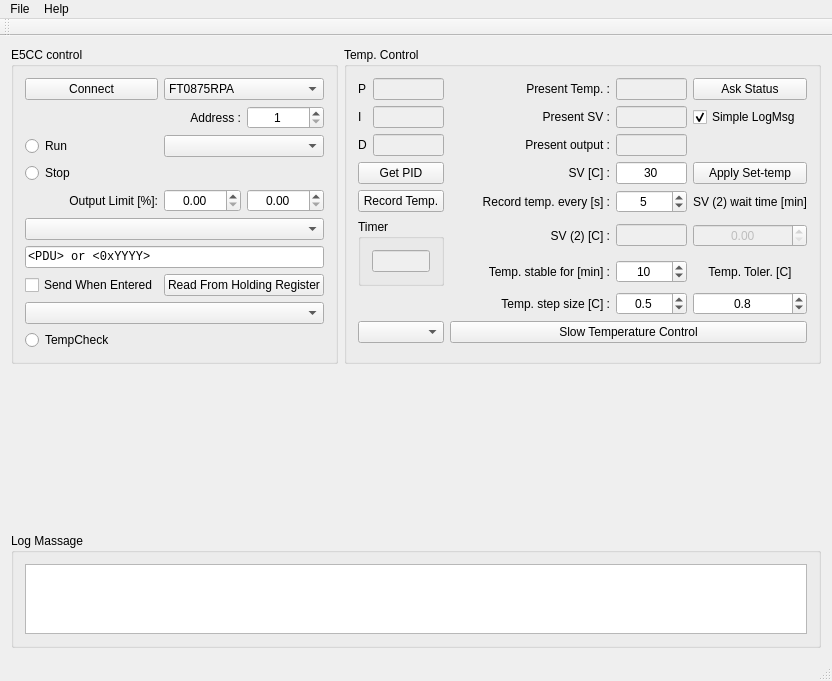
Qt form mainwindow.ui (daimiura/OmronPID) before a commit.
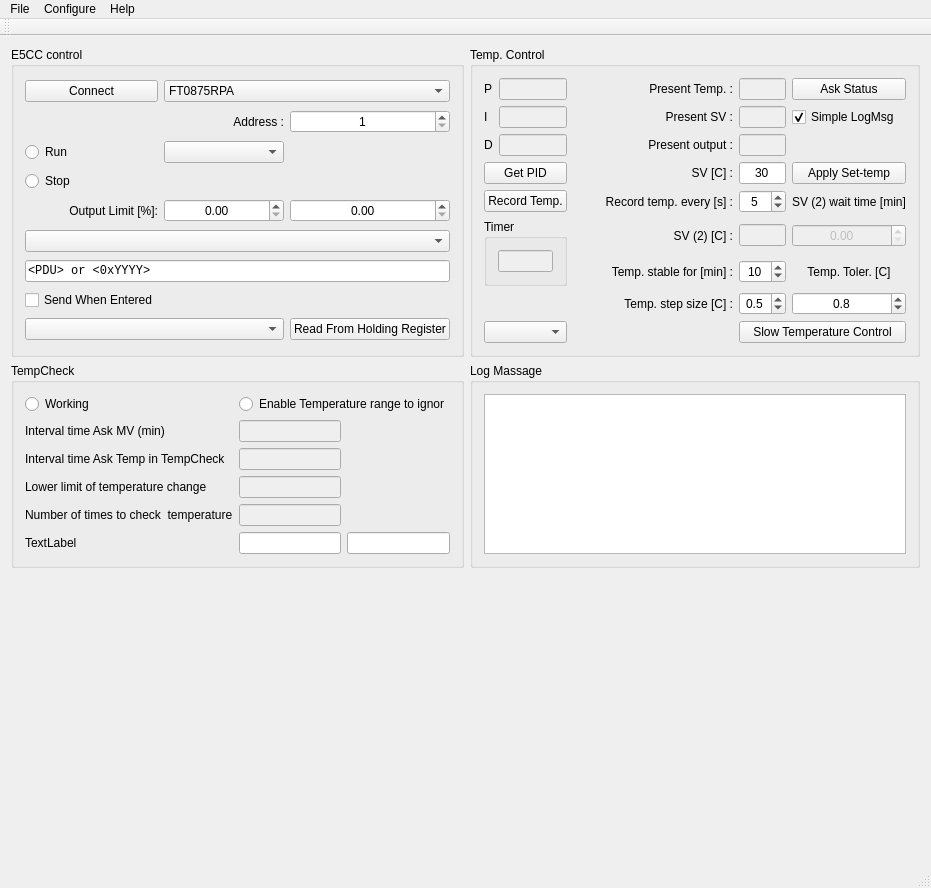
The same form after that commit. Custom widgets are drawn as their Qt base class.

Commit message: add configure_dialog.

What changed in the file:
```diff
--- a/mainwindow.ui
+++ b/mainwindow.ui
@@ -6,73 +6,39 @@
    <rect>
     <x>0</x>
     <y>0</y>
-    <width>832</width>
-    <height>681</height>
+    <width>794</width>
+    <height>843</height>
    </rect>
   </property>
   <property name="windowTitle">
    <string>Omron E5CC Temp. Control</string>
   </property>
   <widget class="QWidget" name="centralWidget">
-   <layout class="QGridLayout" name="gridLayout_4" rowstretch="2,2,1" columnstretch="1,2">
-    <item row="2" column="0" colspan="2">
-     <widget class="QGroupBox" name="groupBox">
-      <property name="title">
-       <string>Log Massage</string>
-      </property>
-      <layout class="QGridLayout" name="gridLayout">
-       <item row="0" column="0">
-        <widget class="QTextEdit" name="textEdit_Log"/>
-       </item>
-      </layout>
-     </widget>
-    </item>
-    <item row="1" column="0" colspan="2">
-     <widget class="QCustomPlot" name="plot" native="true"/>
-    </item>
+   <layout class="QGridLayout" name="gridLayout_6">
     <item row="0" column="0">
      <widget class="QGroupBox" name="groupBox_2">
       <property name="title">
        <string>E5CC control</string>
       </property>
-      <layout class="QGridLayout" name="gridLayout_2" columnstretch="1,0,0">
-       <item row="6" column="0" colspan="3">
-        <widget class="QComboBox" name="comboBox_Func"/>
-       </item>
-       <item row="8" column="0">
-        <widget class="QCheckBox" name="checkBox_EnableSend">
+      <layout class="QGridLayout" name="gridLayout_4">
+       <item row="0" column="0">
+        <widget class="QPushButton" name="pushButton_Connect">
          <property name="text">
-          <string>Send When Entered</string>
-         </property>
-        </widget>
-       </item>
-       <item row="1" column="2">
-        <widget class="QSpinBox" name="spinBox_DeviceAddress">
-         <property name="alignment">
-          <set>Qt::AlignCenter</set>
-         </property>
-         <property name="minimum">
-          <number>1</number>
-         </property>
-         <property name="maximum">
-          <number>247</number>
-         </property>
-         <property name="value">
-          <number>1</number>
+          <string>Connect</string>
          </property>
         </widget>
        </item>
        <item row="3" column="0">
-        <widget class="QRadioButton" name="radioButton_Run">
+        <widget class="QRadioButton" name="radioButton_Stop">
          <property name="text">
-          <string>Run</string>
+          <string>Stop</string>
          </property>
          <attribute name="buttonGroup">
           <string notr="true">buttonGroup</string>
          </attribute>
         </widget>
        </item>
-       <item row="5" column="2">
+       <item row="4" column="2">
         <widget class="QDoubleSpinBox" name="doubleSpinBox_MVupper">
          <property name="alignment">
           <set>Qt::AlignCenter</set>
@@ -82,17 +48,14 @@
          </property>
         </widget>
        </item>
-       <item row="1" column="1">
-        <widget class="QLabel" name="label_5">
+       <item row="8" column="2">
+        <widget class="QPushButton" name="pushButton_ReadRH">
          <property name="text">
-          <string>Address :</string>
-         </property>
-         <property name="alignment">
-          <set>Qt::AlignRight|Qt::AlignTrailing|Qt::AlignVCenter</set>
+          <string>Read From Holding Register</string>
          </property>
         </widget>
        </item>
-       <item row="7" column="0" colspan="3">
+       <item row="6" column="0" colspan="3">
         <widget class="QLineEdit" name="lineEdit_Cmd">
          <property name="font">
           <font>
@@ -104,23 +67,10 @@
          </property>
         </widget>
        </item>
-       <item row="4" column="0">
-        <widget class="QRadioButton" name="radioButton_Stop">
+       <item row="7" column="0">
+        <widget class="QCheckBox" name="checkBox_EnableSend">
          <property name="text">
-          <string>Stop</string>
-         </property>
-         <attribute name="buttonGroup">
-          <string notr="true">buttonGroup</string>
-         </attribute>
-        </widget>
-       </item>
-       <item row="5" column="0">
-        <widget class="QLabel" name="label_9">
-         <property name="text">
-          <string>Output Limit [%]:</string>
-         </property>
-         <property name="alignment">
-          <set>Qt::AlignRight|Qt::AlignTrailing|Qt::AlignVCenter</set>
+          <string>Send When Entered</string>
          </property>
         </widget>
        </item>
@@ -133,53 +83,81 @@
          </item>
         </widget>
        </item>
-       <item row="9" column="0" colspan="3">
-        <widget class="QComboBox" name="comboBox_MemAddress">
-         <property name="font">
-          <font>
-           <family>Courier New</family>
-          </font>
-         </property>
-         <property name="maxVisibleItems">
-          <number>20</number>
-         </property>
-        </widget>
+       <item row="5" column="0" colspan="3">
+        <widget class="QComboBox" name="comboBox_Func"/>
        </item>
-       <item row="8" column="1" colspan="2">
-        <widget class="QPushButton" name="pushButton_ReadRH">
-         <property name="text">
-          <string>Read From Holding Register</string>
-         </property>
-        </widget>
-       </item>
-       <item row="3" column="1" colspan="2">
+       <item row="2" column="1">
         <widget class="QComboBox" name="comboBox_AT">
          <property name="currentIndex">
           <number>-1</number>
          </property>
         </widget>
        </item>
-       <item row="0" column="0">
-        <widget class="QPushButton" name="pushButton_Connect">
+       <item row="4" column="0">
+        <widget class="QLabel" name="label_9">
          <property name="text">
-          <string>Connect</string>
+          <string>Output Limit [%]:</string>
          </property>
+         <property name="alignment">
+          <set>Qt::AlignRight|Qt::AlignTrailing|Qt::AlignVCenter</set>
+         </property>
         </widget>
        </item>
-       <item row="5" column="1">
+       <item row="1" column="2">
+        <widget class="QSpinBox" name="spinBox_DeviceAddress">
+         <property name="alignment">
+          <set>Qt::AlignCenter</set>
+         </property>
+         <property name="minimum">
+          <number>1</number>
+         </property>
+         <property name="maximum">
+          <number>247</number>
+         </property>
+         <property name="value">
+          <number>1</number>
+         </property>
+        </widget>
+       </item>
+       <item row="8" column="0" colspan="2">
+        <widget class="QComboBox" name="comboBox_MemAddress">
+         <property name="font">
+          <font>
+           <family>Courier New</family>
+          </font>
+         </property>
+         <property name="maxVisibleItems">
+          <number>20</number>
+         </property>
+        </widget>
+       </item>
+       <item row="2" column="0">
+        <widget class="QRadioButton" name="radioButton_Run">
+         <property name="text">
+          <string>Run</string>
+         </property>
+         <attribute name="buttonGroup">
+          <string notr="true">buttonGroup</string>
+         </attribute>
+        </widget>
+       </item>
+       <item row="1" column="1">
+        <widget class="QLabel" name="label_5">
+         <property name="text">
+          <string>Address :</string>
+         </property>
+         <property name="alignment">
+          <set>Qt::AlignRight|Qt::AlignTrailing|Qt::AlignVCenter</set>
+         </property>
+        </widget>
+       </item>
+       <item row="4" column="1">
         <widget class="QDoubleSpinBox" name="doubleSpinBox_MVlower">
          <property name="alignment">
           <set>Qt::AlignCenter</set>
          </property>
         </widget>
        </item>
-       <item row="10" column="0">
-        <widget class="QRadioButton" name="radioButton_TempCheck">
-         <property name="text">
-          <string>TempCheck</string>
-         </property>
-        </widget>
-       </item>
       </layout>
      </widget>
     </item>
@@ -188,7 +166,94 @@
       <property name="title">
        <string>Temp. Control</string>
       </property>
-      <layout class="QGridLayout" name="gridLayout_3" columnstretch="0,2,3,2,2">
+      <layout class="QGridLayout" name="gridLayout">
+       <item row="0" column="0">
+        <widget class="QLabel" name="label_11">
+         <property name="text">
+          <string>P</string>
+         </property>
+        </widget>
+       </item>
+       <item row="0" column="1">
+        <widget class="QLineEdit" name="lineEdit_P">
+         <property name="enabled">
+          <bool>false</bool>
+         </property>
+         <property name="alignment">
+          <set>Qt::AlignCenter</set>
+         </property>
+         <property name="readOnly">
+          <bool>true</bool>
+         </property>
+        </widget>
+       </item>
+       <item row="0" column="2">
+        <widget class="QLabel" name="label">
+         <property name="text">
+          <string>Present Temp. :</string>
+         </property>
+         <property name="alignment">
+          <set>Qt::AlignRight|Qt::AlignTrailing|Qt::AlignVCenter</set>
+         </property>
+        </widget>
+       </item>
+       <item row="0" column="3">
+        <widget class="QLineEdit" name="lineEdit_Temp">
+         <property name="enabled">
+          <bool>false</bool>
+         </property>
+         <property name="alignment">
+          <set>Qt::AlignCenter</set>
+         </property>
+        </widget>
+       </item>
+       <item row="0" column="4">
+        <widget class="QPushButton" name="pushButton_AskStatus">
+         <property name="text">
+          <string>Ask Status</string>
+         </property>
+        </widget>
+       </item>
+       <item row="1" column="0">
+        <widget class="QLabel" name="label_12">
+         <property name="text">
+          <string>I</string>
+         </property>
+        </widget>
+       </item>
+       <item row="1" column="1">
+        <widget class="QLineEdit" name="lineEdit_I">
+         <property name="enabled">
+          <bool>false</bool>
+         </property>
+         <property name="alignment">
+          <set>Qt::AlignCenter</set>
+         </property>
+         <property name="readOnly">
+          <bool>true</bool>
+         </property>
+        </widget>
+       </item>
+       <item row="1" column="2">
+        <widget class="QLabel" name="label_4">
+         <property name="text">
+          <string>Present SV :</string>
+         </property>
+         <property name="alignment">
+          <set>Qt::AlignRight|Qt::AlignTrailing|Qt::AlignVCenter</set>
+         </property>
+        </widget>
+       </item>
+       <item row="1" column="3">
+        <widget class="QLineEdit" name="lineEdit_CurrentSV">
+         <property name="enabled">
+          <bool>false</bool>
+         </property>
+         <property name="alignment">
+          <set>Qt::AlignCenter</set>
+         </property>
+        </widget>
+       </item>
        <item row="1" column="4">
         <widget class="QCheckBox" name="checkBox_MuteLogMsg">
          <property name="text">
@@ -199,20 +264,10 @@
          </property>
         </widget>
        </item>
-       <item row="8" column="0" colspan="2">
-        <widget class="QComboBox" name="comboBox_Mode"/>
-       </item>
-       <item row="3" column="0" colspan="2">
-        <widget class="QPushButton" name="pushButton_GetPID">
+       <item row="2" column="0">
+        <widget class="QLabel" name="label_13">
          <property name="text">
-          <string>Get PID</string>
-         </property>
-        </widget>
-       </item>
-       <item row="0" column="0">
-        <widget class="QLabel" name="label_11">
-         <property name="text">
-          <string>P</string>
+          <string>D</string>
          </property>
         </widget>
        </item>
@@ -249,49 +304,10 @@
          </property>
         </widget>
        </item>
-       <item row="6" column="4">
-        <widget class="QLabel" name="label_7">
+       <item row="3" column="0" colspan="2">
+        <widget class="QPushButton" name="pushButton_GetPID">
          <property name="text">
-          <string>Temp. Toler. [C]</string>
-         </property>
-         <property name="alignment">
-          <set>Qt::AlignCenter</set>
-         </property>
-        </widget>
-       </item>
-       <item row="0" column="1">
-        <widget class="QLineEdit" name="lineEdit_P">
-         <property name="enabled">
-          <bool>false</bool>
-         </property>
-         <property name="alignment">
-          <set>Qt::AlignCenter</set>
-         </property>
-         <property name="readOnly">
-          <bool>true</bool>
-         </property>
-        </widget>
-       </item>
-       <item row="1" column="1">
-        <widget class="QLineEdit" name="lineEdit_I">
-         <property name="enabled">
-          <bool>false</bool>
-         </property>
-         <property name="alignment">
-          <set>Qt::AlignCenter</set>
-         </property>
-         <property name="readOnly">
-          <bool>true</bool>
-         </property>
-        </widget>
-       </item>
-       <item row="1" column="2">
-        <widget class="QLabel" name="label_4">
-         <property name="text">
-          <string>Present SV :</string>
-         </property>
-         <property name="alignment">
-          <set>Qt::AlignRight|Qt::AlignTrailing|Qt::AlignVCenter</set>
+          <string>Get PID</string>
          </property>
         </widget>
        </item>
@@ -305,16 +321,40 @@
          </property>
         </widget>
        </item>
-       <item row="0" column="3">
-        <widget class="QLineEdit" name="lineEdit_Temp">
-         <property name="enabled">
-          <bool>false</bool>
+       <item row="3" column="3">
+        <widget class="QLineEdit" name="lineEdit_SV">
+         <property name="text">
+          <string>30</string>
          </property>
          <property name="alignment">
           <set>Qt::AlignCenter</set>
          </property>
         </widget>
        </item>
+       <item row="3" column="4">
+        <widget class="QPushButton" name="pushButton_SetSV">
+         <property name="text">
+          <string>Apply Set-temp</string>
+         </property>
+        </widget>
+       </item>
+       <item row="4" column="0" colspan="2">
+        <widget class="QPushButton" name="pushButton_RecordTemp">
+         <property name="text">
+          <string>Record Temp.</string>
+         </property>
+        </widget>
+       </item>
+       <item row="4" column="2">
+        <widget class="QLabel" name="label_3">
+         <property name="text">
+          <string>Record temp. every [s] :</string>
+         </property>
+         <property name="alignment">
+          <set>Qt::AlignRight|Qt::AlignTrailing|Qt::AlignVCenter</set>
+         </property>
+        </widget>
+       </item>
        <item row="4" column="3">
         <widget class="QSpinBox" name="spinBox_TempRecordTime">
          <property name="alignment">
@@ -331,18 +371,50 @@
          </property>
         </widget>
        </item>
-       <item row="0" column="2">
-        <widget class="QLabel" name="label">
+       <item row="4" column="4">
+        <widget class="QLabel" name="label_SV2WaitTime">
          <property name="text">
-          <string>Present Temp. :</string>
+          <string>SV (2) wait time [min]</string>
          </property>
          <property name="alignment">
+          <set>Qt::AlignCenter</set>
+         </property>
+        </widget>
+       </item>
+       <item row="5" column="0" rowspan="2" colspan="2">
+        <widget class="QGroupBox" name="groupBox_4">
+         <property name="title">
+          <string>Timer</string>
+         </property>
+         <layout class="QGridLayout" name="gridLayout_5">
+          <item row="0" column="0">
+           <widget class="QLineEdit" name="lineEdit_clock">
+            <property name="enabled">
+             <bool>false</bool>
+            </property>
+            <property name="alignment">
+             <set>Qt::AlignCenter</set>
+            </property>
+           </widget>
+          </item>
+         </layout>
+        </widget>
+       </item>
+       <item row="5" column="2">
+        <widget class="QLabel" name="label_SV_2">
+         <property name="enabled">
+          <bool>true</bool>
+         </property>
+         <property name="text">
+          <string>SV (2) [C] :</string>
+         </property>
+         <property name="alignment">
           <set>Qt::AlignRight|Qt::AlignTrailing|Qt::AlignVCenter</set>
          </property>
         </widget>
        </item>
-       <item row="1" column="3">
-        <widget class="QLineEdit" name="lineEdit_CurrentSV">
+       <item row="5" column="3">
+        <widget class="QLineEdit" name="lineEdit_SV2">
          <property name="enabled">
           <bool>false</bool>
          </property>
@@ -351,13 +423,22 @@
          </property>
         </widget>
        </item>
-       <item row="7" column="2">
-        <widget class="QLabel" name="label_8">
-         <property name="text">
-          <string>Temp. step size [C] :</string>
+       <item row="5" column="4">
+        <widget class="QDoubleSpinBox" name="doubleSpinBox_SV2WaitTime">
+         <property name="enabled">
+          <bool>false</bool>
          </property>
+         <property name="sizePolicy">
+          <sizepolicy hsizetype="Minimum" vsizetype="Fixed">
+           <horstretch>0</horstretch>
+           <verstretch>0</verstretch>
+          </sizepolicy>
+         </property>
          <property name="alignment">
-          <set>Qt::AlignRight|Qt::AlignTrailing|Qt::AlignVCenter</set>
+          <set>Qt::AlignCenter</set>
+         </property>
+         <property name="maximum">
+          <double>5000.000000000000000</double>
          </property>
         </widget>
        </item>
@@ -383,25 +464,6 @@
          </property>
         </widget>
        </item>
-       <item row="7" column="4">
-        <widget class="QDoubleSpinBox" name="doubleSpinBox_TempTorr">
-         <property name="alignment">
-          <set>Qt::AlignCenter</set>
-         </property>
-         <property name="decimals">
-          <number>1</number>
-         </property>
-         <property name="maximum">
-          <double>1.000000000000000</double>
-         </property>
-         <property name="singleStep">
-          <double>0.100000000000000</double>
-         </property>
-         <property name="value">
-          <double>0.800000000000000</double>
-         </property>
-        </widget>
-       </item>
        <item row="6" column="3">
         <widget class="QSpinBox" name="spinBox_TempStableTime">
          <property name="alignment">
@@ -418,6 +480,26 @@
          </property>
         </widget>
        </item>
+       <item row="6" column="4">
+        <widget class="QLabel" name="label_7">
+         <property name="text">
+          <string>Temp. Toler. [C]</string>
+         </property>
+         <property name="alignment">
+          <set>Qt::AlignCenter</set>
+         </property>
+        </widget>
+       </item>
+       <item row="7" column="2">
+        <widget class="QLabel" name="label_8">
+         <property name="text">
+          <string>Temp. step size [C] :</string>
+         </property>
+         <property name="alignment">
+          <set>Qt::AlignRight|Qt::AlignTrailing|Qt::AlignVCenter</set>
+         </property>
+        </widget>
+       </item>
        <item row="7" column="3">
         <widget class="QDoubleSpinBox" name="doubleSpinBox_TempStepSize">
          <property name="alignment">
@@ -440,142 +522,152 @@
          </property>
         </widget>
        </item>
-       <item row="8" column="2" colspan="3">
+       <item row="7" column="4">
+        <widget class="QDoubleSpinBox" name="doubleSpinBox_TempTorr">
+         <property name="alignment">
+          <set>Qt::AlignCenter</set>
+         </property>
+         <property name="decimals">
+          <number>1</number>
+         </property>
+         <property name="maximum">
+          <double>1.000000000000000</double>
+         </property>
+         <property name="singleStep">
+          <double>0.100000000000000</double>
+         </property>
+         <property name="value">
+          <double>0.800000000000000</double>
+         </property>
+        </widget>
+       </item>
+       <item row="8" column="0" colspan="2">
+        <widget class="QComboBox" name="comboBox_Mode"/>
+       </item>
+       <item row="8" column="3" colspan="2">
         <widget class="QPushButton" name="pushButton_Control">
          <property name="text">
           <string>Slow Temperature Control</string>
          </property>
         </widget>
        </item>
-       <item row="1" column="0">
-        <widget class="QLabel" name="label_12">
-         <property name="text">
-          <string>I</string>
+      </layout>
+     </widget>
+    </item>
+    <item row="1" column="0">
+     <widget class="QGroupBox" name="groupBox_5">
+      <property name="title">
+       <string>TempCheck</string>
+      </property>
+      <layout class="QGridLayout" name="gridLayout_2">
+       <item row="5" column="1">
+        <widget class="QLineEdit" name="lineEdit"/>
+       </item>
+       <item row="3" column="1">
+        <widget class="QLineEdit" name="lineEdit_SafeLimit">
+         <property name="enabled">
+          <bool>false</bool>
          </property>
         </widget>
        </item>
        <item row="2" column="0">
-        <widget class="QLabel" name="label_13">
+        <widget class="QLabel" name="label_14">
          <property name="text">
-          <string>D</string>
+          <string>Interval time Ask Temp in TempCheck</string>
          </property>
         </widget>
        </item>
-       <item row="4" column="2">
-        <widget class="QLabel" name="label_3">
-         <property name="text">
-          <string>Record temp. every [s] :</string>
-         </property>
-         <property name="alignment">
-          <set>Qt::AlignRight|Qt::AlignTrailing|Qt::AlignVCenter</set>
-         </property>
-        </widget>
-       </item>
-       <item row="0" column="4">
-        <widget class="QPushButton" name="pushButton_AskStatus">
-         <property name="text">
-          <string>Ask Status</string>
-         </property>
-        </widget>
-       </item>
-       <item row="3" column="4">
-        <widget class="QPushButton" name="pushButton_SetSV">
-         <property name="text">
-          <string>Apply Set-temp</string>
-         </property>
-        </widget>
-       </item>
-       <item row="3" column="3">
-        <widget class="QLineEdit" name="lineEdit_SV">
-         <property name="text">
-          <string>30</string>
-         </property>
-         <property name="alignment">
-          <set>Qt::AlignCenter</set>
-         </property>
-        </widget>
-       </item>
-       <item row="5" column="3">
-        <widget class="QLineEdit" name="lineEdit_SV2">
+       <item row="2" column="1">
+        <widget class="QLineEdit" name="lineEdit_IntervalAskTemp">
          <property name="enabled">
           <bool>false</bool>
          </property>
-         <property name="alignment">
-          <set>Qt::AlignCenter</set>
-         </property>
         </widget>
        </item>
        <item row="5" column="2">
-        <widget class="QLabel" name="label_SV_2">
-         <property name="enabled">
-          <bool>true</bool>
+        <widget class="QLineEdit" name="lineEdit_2"/>
+       </item>
+       <item row="1" column="0">
+        <widget class="QLabel" name="label_6">
+         <property name="text">
+          <string>Interval time Ask MV (min)</string>
          </property>
+        </widget>
+       </item>
+       <item row="0" column="1" colspan="2">
+        <widget class="QRadioButton" name="radioButton">
          <property name="text">
-          <string>SV (2) [C] :</string>
+          <string>Enable Temperature range to ignor</string>
          </property>
-         <property name="alignment">
-          <set>Qt::AlignRight|Qt::AlignTrailing|Qt::AlignVCenter</set>
+        </widget>
+       </item>
+       <item row="1" column="1">
+        <widget class="QLineEdit" name="lineEdit_IntervalAskMV">
+         <property name="enabled">
+          <bool>false</bool>
          </property>
         </widget>
        </item>
-       <item row="4" column="0" colspan="2">
-        <widget class="QPushButton" name="pushButton_RecordTemp">
+       <item row="5" column="0">
+        <widget class="QLabel" name="label_17">
          <property name="text">
-          <string>Record Temp.</string>
+          <string>TextLabel</string>
          </property>
         </widget>
        </item>
-       <item row="5" column="4">
-        <widget class="QDoubleSpinBox" name="doubleSpinBox_SV2WaitTime">
+       <item row="4" column="1">
+        <widget class="QLineEdit" name="lineEdit_Numbers">
          <property name="enabled">
           <bool>false</bool>
          </property>
-         <property name="sizePolicy">
-          <sizepolicy hsizetype="Minimum" vsizetype="Fixed">
-           <horstretch>0</horstretch>
-           <verstretch>0</verstretch>
-          </sizepolicy>
+        </widget>
+       </item>
+       <item row="3" column="0">
+        <widget class="QLabel" name="label_16">
+         <property name="text">
+          <string>Lower limit of temperature change</string>
          </property>
-         <property name="alignment">
-          <set>Qt::AlignCenter</set>
-         </property>
-         <property name="maximum">
-          <double>5000.000000000000000</double>
-         </property>
         </widget>
        </item>
-       <item row="4" column="4">
-        <widget class="QLabel" name="label_SV2WaitTime">
+       <item row="0" column="0">
+        <widget class="QRadioButton" name="radioButton_TempCheck">
          <property name="text">
-          <string>SV (2) wait time [min]</string>
+          <string>Working</string>
          </property>
-         <property name="alignment">
-          <set>Qt::AlignCenter</set>
-         </property>
         </widget>
        </item>
-       <item row="5" column="0" rowspan="2" colspan="2">
-        <widget class="QGroupBox" name="groupBox_4">
-         <property name="title">
-          <string>Timer</string>
+       <item row="4" column="0">
+        <widget class="QLabel" name="label_15">
+         <property name="text">
+          <string>Number of times to check  temperature</string>
          </property>
-         <layout class="QVBoxLayout" name="verticalLayout">
-          <item>
-           <widget class="QLineEdit" name="lineEdit_clock">
-            <property name="enabled">
-             <bool>false</bool>
-            </property>
-            <property name="alignment">
-             <set>Qt::AlignCenter</set>
-            </property>
-           </widget>
-          </item>
-         </layout>
         </widget>
        </item>
       </layout>
      </widget>
     </item>
+    <item row="1" column="1">
+     <widget class="QGroupBox" name="groupBox">
+      <property name="title">
+       <string>Log Massage</string>
+      </property>
+      <layout class="QGridLayout" name="gridLayout_3">
+       <item row="0" column="0">
+        <widget class="QTextEdit" name="textEdit_Log"/>
+       </item>
+      </layout>
+     </widget>
+    </item>
+    <item row="2" column="0" colspan="2">
+     <widget class="QCustomPlot" name="plot" native="true">
+      <property name="minimumSize">
+       <size>
+        <width>782</width>
+        <height>281</height>
+       </size>
+      </property>
+     </widget>
+    </item>
    </layout>
   </widget>
   <widget class="QMenuBar" name="menuBar">
@@ -583,7 +675,7 @@
     <rect>
      <x>0</x>
      <y>0</y>
-     <width>832</width>
+     <width>794</width>
      <height>17</height>
     </rect>
    </property>
@@ -599,7 +691,14 @@
     </property>
     <addaction name="actionHelp_Page"/>
    </widget>
+   <widget class="QMenu" name="menuConfigure">
+    <property name="title">
+     <string>Configure</string>
+    </property>
+    <addaction name="action_Setting_parameters_for_TempCheck"/>
+   </widget>
    <addaction name="menuFile"/>
+   <addaction name="menuConfigure"/>
    <addaction name="menuHelp"/>
   </widget>
   <widget class="QToolBar" name="mainToolBar">
```
Left out of the diff: 6 changed lines with no effect on the pictures. The commit also changes 9 other files.
